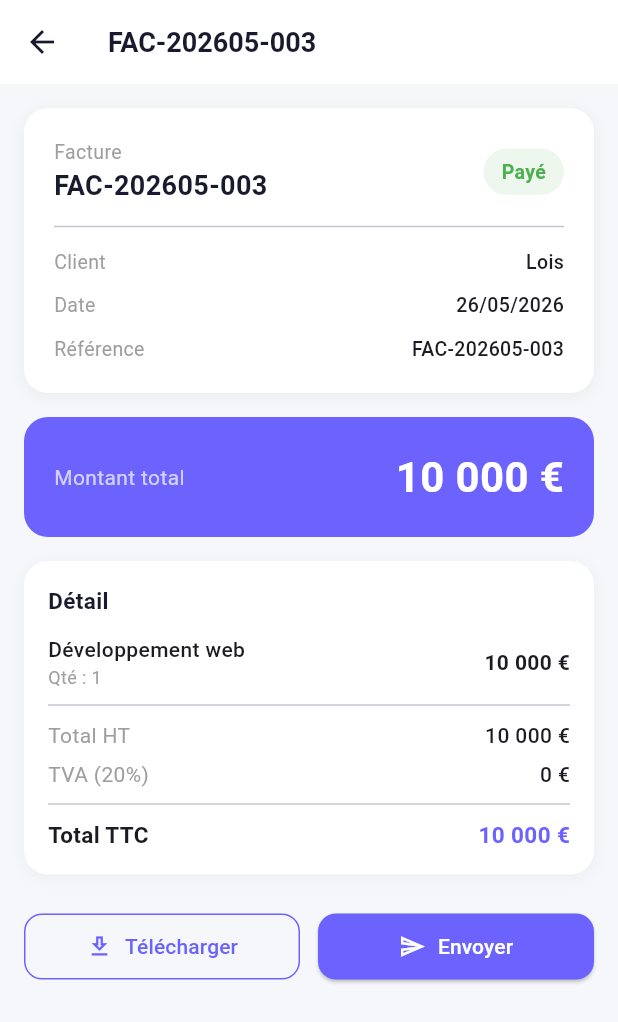
After one commit to eliottlwk/App-Admin-Elevia-Mobile, a Flutter app: the FacturationScreen screen opened directly, after a tap on "Lois", on a phone screen of 412 x 824 dp. The commit adds this screen. Shown: the top 1022 px of the screen. Run offline on Flutter 3.47's test engine with Material 3 defaults, Android fonts, the phone set to English and light mode, and no system bars.

Commit message:
feat: page détail facture et devis avec montant, lignes et actions

```diff
--- a/lib/screens/facturation/facturation_screen.dart
+++ b/lib/screens/facturation/facturation_screen.dart
@@ -1,4 +1,5 @@
 import 'package:flutter/material.dart';
+import 'facture_detail_screen.dart';
 
 class FacturationScreen extends StatefulWidget {
   const FacturationScreen({super.key});
@@ -93,7 +94,17 @@ class _FacturationScreenState extends State<FacturationScreen>
       itemCount: items.length,
       itemBuilder: (context, index) {
         final item = items[index];
-        return Container(
+        return GestureDetector(
+          onTap: () => Navigator.push(
+            context,
+            MaterialPageRoute(
+              builder: (_) => FactureDetailScreen(
+                facture: item,
+                isDevis: items == _devis,
+              ),
+            ),
+          ),
+          child: Container(
             margin: const EdgeInsets.only(bottom: 10),
             padding: const EdgeInsets.all(16),
             decoration: BoxDecoration(
@@ -157,6 +168,7 @@ class _FacturationScreenState extends State<FacturationScreen>
                   ],
                 ),
               ],
+            ),
           ),
         );
       },
--- /dev/null
+++ b/lib/screens/facturation/facture_detail_screen.dart
@@ -0,0 +1,325 @@
+import 'package:flutter/material.dart';
+
+class FactureDetailScreen extends StatelessWidget {
+  final Map<String, dynamic> facture;
+  final bool isDevis;
+
+  const FactureDetailScreen({
+    super.key,
+    required this.facture,
+    this.isDevis = false,
+  });
+
+  Color _statutColor(String statut) {
+    switch (statut) {
+      case 'Payé':
+      case 'Accepté':
+        return const Color(0xFF4CAF50);
+      case 'Envoyé':
+        return const Color(0xFFFF9800);
+      case 'En retard':
+        return const Color(0xFFE53935);
+      case 'En attente':
+        return const Color(0xFF6C63FF);
+      default:
+        return Colors.grey;
+    }
+  }
+
+  @override
+  Widget build(BuildContext context) {
+    return Scaffold(
+      backgroundColor: const Color(0xFFF5F7FA),
+      appBar: AppBar(
+        backgroundColor: Colors.white,
+        elevation: 0,
+        leading: IconButton(
+          icon: const Icon(Icons.arrow_back, color: Color(0xFF1A1A2E)),
+          onPressed: () => Navigator.pop(context),
+        ),
+        title: Text(
+          facture['ref'],
+          style: const TextStyle(
+            color: Color(0xFF1A1A2E),
+            fontWeight: FontWeight.bold,
+            fontSize: 18,
+          ),
+        ),
+      ),
+      body: SingleChildScrollView(
+        padding: const EdgeInsets.all(16),
+        child: Column(
+          crossAxisAlignment: CrossAxisAlignment.start,
+          children: [
+            // Carte principale
+            Container(
+              padding: const EdgeInsets.all(20),
+              decoration: BoxDecoration(
+                color: Colors.white,
+                borderRadius: BorderRadius.circular(16),
+                boxShadow: [
+                  BoxShadow(
+                    color: Colors.black.withOpacity(0.05),
+                    blurRadius: 8,
+                    offset: const Offset(0, 2),
+                  ),
+                ],
+              ),
+              child: Column(
+                crossAxisAlignment: CrossAxisAlignment.start,
+                children: [
+                  Row(
+                    mainAxisAlignment: MainAxisAlignment.spaceBetween,
+                    children: [
+                      Column(
+                        crossAxisAlignment: CrossAxisAlignment.start,
+                        children: [
+                          Text(
+                            isDevis ? 'Devis' : 'Facture',
+                            style: const TextStyle(
+                              color: Colors.grey,
+                              fontSize: 13,
+                            ),
+                          ),
+                          Text(
+                            facture['ref'],
+                            style: const TextStyle(
+                              fontSize: 18,
+                              fontWeight: FontWeight.bold,
+                              color: Color(0xFF1A1A2E),
+                            ),
+                          ),
+                        ],
+                      ),
+                      Container(
+                        padding: const EdgeInsets.symmetric(
+                            horizontal: 12, vertical: 6),
+                        decoration: BoxDecoration(
+                          color: _statutColor(facture['statut']).withOpacity(0.1),
+                          borderRadius: BorderRadius.circular(20),
+                        ),
+                        child: Text(
+                          facture['statut'],
+                          style: TextStyle(
+                            fontSize: 13,
+                            color: _statutColor(facture['statut']),
+                            fontWeight: FontWeight.w600,
+                          ),
+                        ),
+                      ),
+                    ],
+                  ),
+                  const Divider(height: 28),
+                  _InfoRow(label: 'Client', value: facture['client']),
+                  const SizedBox(height: 10),
+                  _InfoRow(label: 'Date', value: facture['date']),
+                  const SizedBox(height: 10),
+                  _InfoRow(label: 'Référence', value: facture['ref']),
+                ],
+              ),
+            ),
+            const SizedBox(height: 16),
+
+            // Montant
+            Container(
+              padding: const EdgeInsets.all(20),
+              decoration: BoxDecoration(
+                color: const Color(0xFF6C63FF),
+                borderRadius: BorderRadius.circular(16),
+              ),
+              child: Row(
+                mainAxisAlignment: MainAxisAlignment.spaceBetween,
+                children: [
+                  const Text(
+                    'Montant total',
+                    style: TextStyle(
+                      color: Colors.white70,
+                      fontSize: 14,
+                    ),
+                  ),
+                  Text(
+                    facture['montant'],
+                    style: const TextStyle(
+                      color: Colors.white,
+                      fontSize: 28,
+                      fontWeight: FontWeight.bold,
+                    ),
+                  ),
+                ],
+              ),
+            ),
+            const SizedBox(height: 16),
+
+            // Lignes de facturation
+            Container(
+              padding: const EdgeInsets.all(16),
+              decoration: BoxDecoration(
+                color: Colors.white,
+                borderRadius: BorderRadius.circular(16),
+                boxShadow: [
+                  BoxShadow(
+                    color: Colors.black.withOpacity(0.04),
+                    blurRadius: 8,
+                    offset: const Offset(0, 2),
+                  ),
+                ],
+              ),
+              child: Column(
+                crossAxisAlignment: CrossAxisAlignment.start,
+                children: [
+                  const Text(
+                    'Détail',
+                    style: TextStyle(
+                      fontSize: 15,
+                      fontWeight: FontWeight.bold,
+                      color: Color(0xFF1A1A2E),
+                    ),
+                  ),
+                  const SizedBox(height: 12),
+                  _LigneRow(
+                    description: 'Développement web',
+                    quantite: '1',
+                    prix: facture['montant'],
+                  ),
+                  const Divider(height: 20),
+                  Row(
+                    mainAxisAlignment: MainAxisAlignment.spaceBetween,
+                    children: [
+                      const Text('Total HT',
+                          style: TextStyle(color: Colors.grey)),
+                      Text(facture['montant'],
+                          style: const TextStyle(fontWeight: FontWeight.w500)),
+                    ],
+                  ),
+                  const SizedBox(height: 6),
+                  Row(
+                    mainAxisAlignment: MainAxisAlignment.spaceBetween,
+                    children: const [
+                      Text('TVA (20%)',
+                          style: TextStyle(color: Colors.grey)),
+                      Text('0 €',
+                          style: TextStyle(fontWeight: FontWeight.w500)),
+                    ],
+                  ),
+                  const Divider(height: 20),
+                  Row(
+                    mainAxisAlignment: MainAxisAlignment.spaceBetween,
+                    children: [
+                      const Text(
+                        'Total TTC',
+                        style: TextStyle(
+                          fontWeight: FontWeight.bold,
+                          fontSize: 15,
+                        ),
+                      ),
+                      Text(
+                        facture['montant'],
+                        style: const TextStyle(
+                          fontWeight: FontWeight.bold,
+                          fontSize: 15,
+                          color: Color(0xFF6C63FF),
+                        ),
+                      ),
+                    ],
+                  ),
+                ],
+              ),
+            ),
+            const SizedBox(height: 24),
+
+            // Boutons
+            Row(
+              children: [
+                Expanded(
+                  child: OutlinedButton.icon(
+                    onPressed: () {},
+                    icon: const Icon(Icons.download_outlined, size: 18),
+                    label: const Text('Télécharger'),
+                    style: OutlinedButton.styleFrom(
+                      foregroundColor: const Color(0xFF6C63FF),
+                      side: const BorderSide(color: Color(0xFF6C63FF)),
+                      padding: const EdgeInsets.symmetric(vertical: 12),
+                      shape: RoundedRectangleBorder(
+                        borderRadius: BorderRadius.circular(12),
+                      ),
+                    ),
+                  ),
+                ),
+                const SizedBox(width: 12),
+                Expanded(
+                  child: ElevatedButton.icon(
+                    onPressed: () {},
+                    icon: const Icon(Icons.send_outlined, size: 18),
+                    label: const Text('Envoyer'),
+                    style: ElevatedButton.styleFrom(
+                      backgroundColor: const Color(0xFF6C63FF),
+                      foregroundColor: Colors.white,
+                      padding: const EdgeInsets.symmetric(vertical: 12),
+                      shape: RoundedRectangleBorder(
+                        borderRadius: BorderRadius.circular(12),
+                      ),
+                    ),
+                  ),
+                ),
+              ],
+            ),
+          ],
+        ),
+      ),
+    );
+  }
+}
+
+class _InfoRow extends StatelessWidget {
+  final String label;
+  final String value;
+
+  const _InfoRow({required this.label, required this.value});
+
+  @override
+  Widget build(BuildContext context) {
+    return Row(
+      mainAxisAlignment: MainAxisAlignment.spaceBetween,
+      children: [
+        Text(label, style: const TextStyle(color: Colors.grey, fontSize: 13)),
+        Text(value,
+            style: const TextStyle(
+                fontWeight: FontWeight.w500, fontSize: 13)),
+      ],
+    );
+  }
+}
+
+class _LigneRow extends StatelessWidget {
+  final String description;
+  final String quantite;
+  final String prix;
+
+  const _LigneRow({
+    required this.description,
+    required this.quantite,
+    required this.prix,
+  });
+
+  @override
+  Widget build(BuildContext context) {
+    return Row(
+      mainAxisAlignment: MainAxisAlignment.spaceBetween,
+      children: [
+        Column(
+          crossAxisAlignment: CrossAxisAlignment.start,
+          children: [
+            Text(description,
+                style: const TextStyle(
+                    fontWeight: FontWeight.w500, fontSize: 14)),
+            Text('Qté : $quantite',
+                style: const TextStyle(color: Colors.grey, fontSize: 12)),
+          ],
+        ),
+        Text(prix,
+            style: const TextStyle(
+                fontWeight: FontWeight.w600, fontSize: 14)),
+      ],
+    );
+  }
+}
```
Lines whose indentation alone changed are shown as unchanged.
